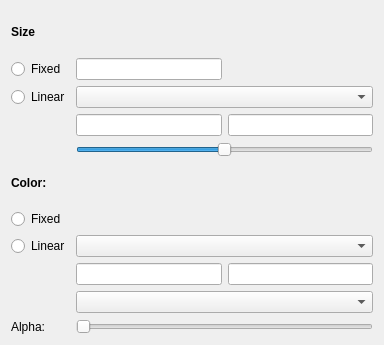
Qt form glue_vispy_viewers/scatter/layer_style_widget.ui (glue-viz/glue-vispy-viewers) before a commit.
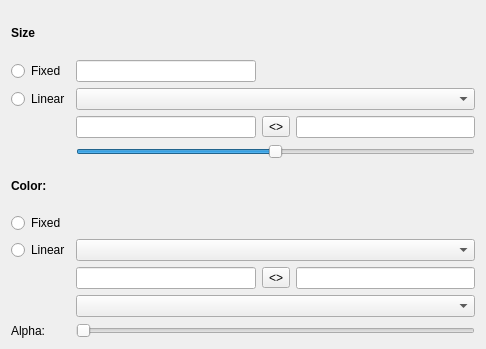
The same form after that commit. Custom widgets are drawn as their Qt base class.

Commit message: Added buttons to flip limits in common viewer options and scatter layer options

```diff
--- a/glue_vispy_viewers/scatter/layer_style_widget.ui
+++ b/glue_vispy_viewers/scatter/layer_style_widget.ui
@@ -6,17 +6,14 @@
    <rect>
     <x>0</x>
     <y>0</y>
-    <width>384</width>
-    <height>345</height>
+    <width>486</width>
+    <height>349</height>
    </rect>
   </property>
   <property name="windowTitle">
    <string>Form</string>
   </property>
   <layout class="QGridLayout" name="gridLayout">
-   <item row="3" column="2">
-    <widget class="QLineEdit" name="value_size_vmax"/>
-   </item>
    <item row="7" column="0">
     <widget class="QRadioButton" name="radio_color_linear">
      <property name="text">
@@ -24,25 +21,6 @@
      </property>
     </widget>
    </item>
-   <item row="14" column="0">
-    <widget class="QLabel" name="label_4">
-     <property name="font">
-      <font>
-       <weight>50</weight>
-       <bold>false</bold>
-      </font>
-     </property>
-     <property name="text">
-      <string>Alpha:</string>
-     </property>
-    </widget>
-   </item>
-   <item row="1" column="1">
-    <widget class="QLineEdit" name="value_fixed_size"/>
-   </item>
-   <item row="2" column="1" colspan="2">
-    <widget class="QComboBox" name="combo_size_attribute"/>
-   </item>
    <item row="5" column="0">
     <widget class="QLabel" name="label_2">
      <property name="font">
@@ -56,9 +34,6 @@
      </property>
     </widget>
    </item>
-   <item row="8" column="2">
-    <widget class="QLineEdit" name="value_cmap_vmax"/>
-   </item>
    <item row="2" column="0">
     <widget class="QRadioButton" name="radio_size_linear">
      <property name="text">
@@ -66,6 +41,13 @@
      </property>
     </widget>
    </item>
+   <item row="1" column="0">
+    <widget class="QRadioButton" name="radio_size_fixed">
+     <property name="text">
+      <string>Fixed</string>
+     </property>
+    </widget>
+   </item>
    <item row="0" column="0">
     <widget class="QLabel" name="label_6">
      <property name="font">
@@ -79,32 +61,8 @@
      </property>
     </widget>
    </item>
-   <item row="6" column="0">
-    <widget class="QRadioButton" name="radio_color_fixed">
-     <property name="text">
-      <string>Fixed</string>
-     </property>
-    </widget>
-   </item>
-   <item row="1" column="0">
-    <widget class="QRadioButton" name="radio_size_fixed">
-     <property name="text">
-      <string>Fixed</string>
-     </property>
-    </widget>
-   </item>
-   <item row="4" column="1" colspan="2">
-    <widget class="QSlider" name="slider_size_scaling">
-     <property name="maximum">
-      <number>100</number>
-     </property>
-     <property name="value">
-      <number>50</number>
-     </property>
-     <property name="orientation">
-      <enum>Qt::Horizontal</enum>
-     </property>
-    </widget>
+   <item row="8" column="1">
+    <widget class="QLineEdit" name="value_cmap_vmin"/>
    </item>
    <item row="6" column="1">
     <widget class="QColorBox" name="label_color">
@@ -119,19 +77,68 @@
      </property>
     </widget>
    </item>
+   <item row="1" column="1">
+    <widget class="QLineEdit" name="value_fixed_size"/>
+   </item>
+   <item row="14" column="0">
+    <widget class="QLabel" name="label_4">
+     <property name="font">
+      <font>
+       <weight>50</weight>
+       <bold>false</bold>
+      </font>
+     </property>
+     <property name="text">
+      <string>Alpha:</string>
+     </property>
+    </widget>
+   </item>
    <item row="3" column="1">
     <widget class="QLineEdit" name="value_size_vmin"/>
    </item>
-   <item row="8" column="1">
-    <widget class="QLineEdit" name="value_cmap_vmin"/>
+   <item row="6" column="0">
+    <widget class="QRadioButton" name="radio_color_fixed">
+     <property name="text">
+      <string>Fixed</string>
+     </property>
+    </widget>
    </item>
-   <item row="13" column="1" colspan="2">
-    <widget class="QColormapCombo" name="combo_cmap"/>
+   <item row="3" column="2">
+    <widget class="QToolButton" name="button_flip_size">
+     <property name="text">
+      <string>&lt;&gt;</string>
+     </property>
+    </widget>
    </item>
-   <item row="7" column="1" colspan="2">
+   <item row="3" column="3">
+    <widget class="QLineEdit" name="value_size_vmax"/>
+   </item>
+   <item row="2" column="1" colspan="3">
+    <widget class="QComboBox" name="combo_size_attribute"/>
+   </item>
+   <item row="4" column="1" colspan="3">
+    <widget class="QSlider" name="slider_size_scaling">
+     <property name="maximum">
+      <number>100</number>
+     </property>
+     <property name="value">
+      <number>50</number>
+     </property>
+     <property name="orientation">
+      <enum>Qt::Horizontal</enum>
+     </property>
+    </widget>
+   </item>
+   <item row="7" column="1" colspan="3">
     <widget class="QComboBox" name="combo_cmap_attribute"/>
    </item>
-   <item row="14" column="1" colspan="2">
+   <item row="8" column="3">
+    <widget class="QLineEdit" name="value_cmap_vmax"/>
+   </item>
+   <item row="13" column="1" colspan="3">
+    <widget class="QColormapCombo" name="combo_cmap"/>
+   </item>
+   <item row="14" column="1" colspan="3">
     <widget class="QSlider" name="slider_alpha">
      <property name="maximum">
       <number>100</number>
@@ -141,6 +148,13 @@
      </property>
     </widget>
    </item>
+   <item row="8" column="2">
+    <widget class="QToolButton" name="button_flip_cmap">
+     <property name="text">
+      <string>&lt;&gt;</string>
+     </property>
+    </widget>
+   </item>
   </layout>
  </widget>
  <customwidgets>
```
The commit also changes 3 other files.
